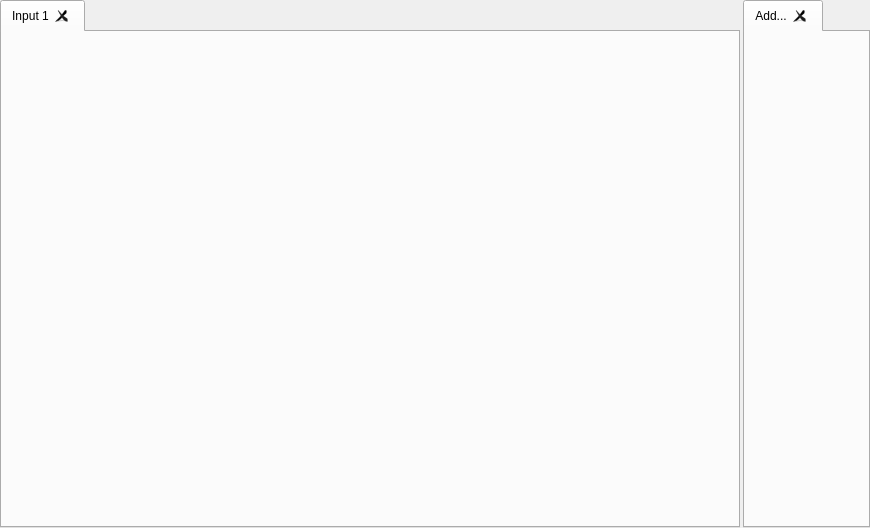
The window that DuFFMpeg/queuewidget.ui (RxLaboratory/DuME) describes before a commit, drawn with Qt 5.
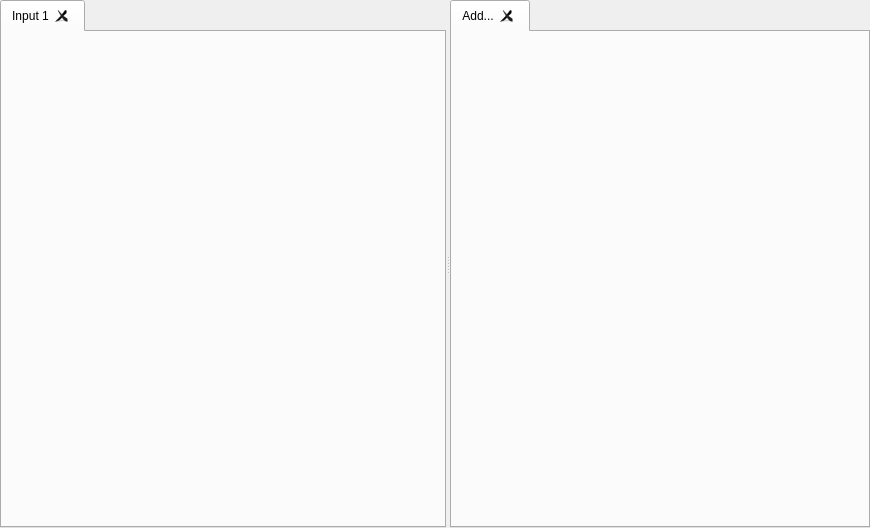
The same window after the commit.

What changed in the file:
```diff
--- a/DuFFMpeg/queuewidget.ui
+++ b/DuFFMpeg/queuewidget.ui
@@ -13,9 +13,9 @@
   <property name="windowTitle">
    <string>Form</string>
   </property>
-  <layout class="QHBoxLayout" name="horizontalLayout" stretch="1,0">
+  <layout class="QVBoxLayout" name="verticalLayout">
    <property name="spacing">
-    <number>3</number>
+    <number>5</number>
    </property>
    <property name="leftMargin">
     <number>0</number>
@@ -30,6 +30,10 @@
     <number>0</number>
    </property>
    <item>
+    <widget class="QSplitter" name="splitter">
+     <property name="orientation">
+      <enum>Qt::Horizontal</enum>
+     </property>
     <widget class="QTabWidget" name="inputTab">
      <property name="currentIndex">
       <number>0</number>
@@ -60,8 +64,6 @@
       </layout>
      </widget>
     </widget>
-   </item>
-   <item>
     <widget class="QTabWidget" name="outputTab">
      <property name="currentIndex">
       <number>0</number>
@@ -73,6 +75,7 @@
       <attribute name="title">
        <string>Add...</string>
       </attribute>
+      </widget>
      </widget>
     </widget>
    </item>
```
Lines whose indentation alone changed are shown as unchanged.
